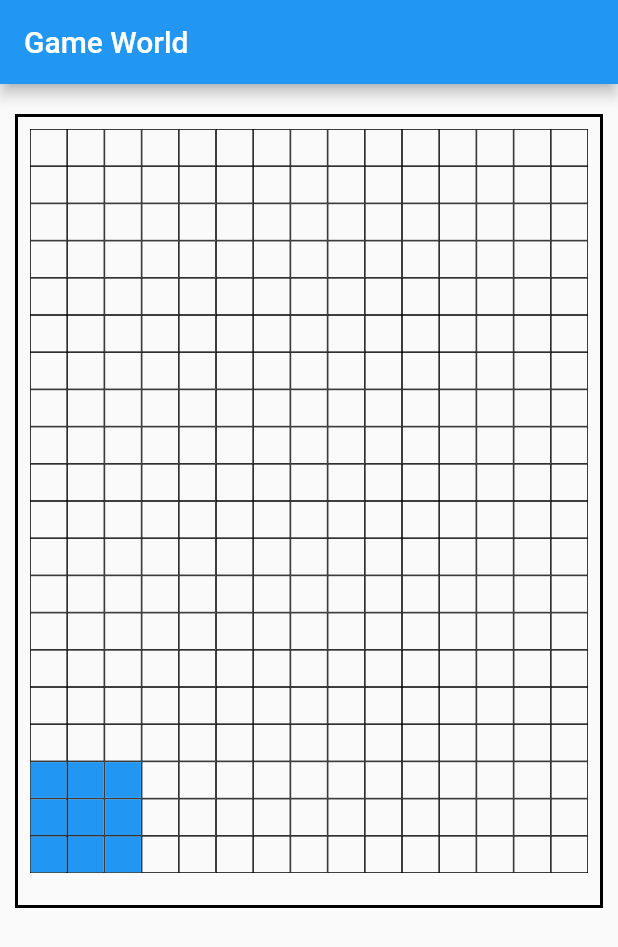
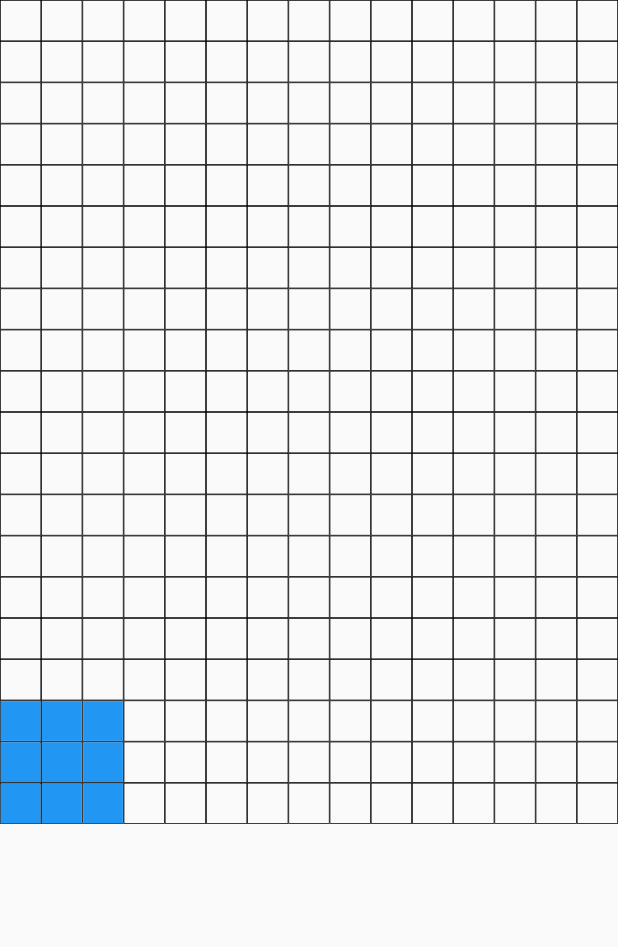
Before and after one commit to ngljie97/ay2021mdp_grp5, a Flutter app: the screen it shows after launch, on a phone screen of 412 x 824 dp. Shown: the top 947 px of the screen. Run offline on Flutter 3.47's test engine with Material 2 defaults, Android fonts, the phone set to English and light mode, and no system bars.

Commit message:
Added ArenaGrid

```diff
--- a/android_remote/lib/states/ArenaGrid.dart
+++ b/android_remote/lib/states/ArenaGrid.dart
@@ -30,9 +30,7 @@ class _MainPage extends State<ArenaGrid> {
   @override
   Widget build(BuildContext context) {
     return Scaffold(
-      appBar: AppBar(
-        title: Text('Game World'),
-      ),
+
       body: _buildGameBody(),
     );
   }
@@ -42,13 +40,13 @@ class _MainPage extends State<ArenaGrid> {
 
         children: <Widget>[
           AspectRatio(
-            aspectRatio: 15/20,
+            aspectRatio: 15/21,
 
             child: LayoutBuilder(builder:(context, constraints)
             {
               if(constraints.maxWidth<600)
               {
-                return _buildWideContainers();
+                return _buildNormalContainer();
               }
               else{
                 return _buildNormalContainer();
@@ -66,6 +64,7 @@ class _MainPage extends State<ArenaGrid> {
       onTap: () => _gridItemTapped(x, y),
       child: GridTile(
         child: Container(
+
           decoration: BoxDecoration(
               border: Border.all(color: Colors.black, width: 0.5)
           ),
@@ -104,18 +103,17 @@ class _MainPage extends State<ArenaGrid> {
   Widget _buildNormalContainer() {
     return Center(
       child: Container(
-        padding: EdgeInsets.all(8.0),
+        padding: EdgeInsets.fromLTRB(0,0,0,0),
         alignment: Alignment.center,
-        margin: EdgeInsets.only(right: 270,bottom:350),
-        decoration: BoxDecoration(
+        margin: EdgeInsets.fromLTRB(0,0,0,0),
 
-            border: Border.all(color: Colors.black, width: 2.0)
-        ),
         child: GridView.builder(
 
           gridDelegate: SliverGridDelegateWithFixedCrossAxisCount (
             crossAxisCount: 15,
-            childAspectRatio: 1,
+            childAspectRatio: MediaQuery.of(context).size.width / (MediaQuery.of(context).size.height / 2),
+              crossAxisSpacing:0,
+              mainAxisSpacing:0,
           ),
           itemBuilder: _buildGridItems,
           itemCount: 15*20,
@@ -138,7 +136,7 @@ class _MainPage extends State<ArenaGrid> {
 
           gridDelegate: SliverGridDelegateWithFixedCrossAxisCount (
             crossAxisCount: 15,
-            childAspectRatio: 1,
+            childAspectRatio: 0.5,
           ),
           itemBuilder: _buildGridItems,
           itemCount: 15*20,
```
